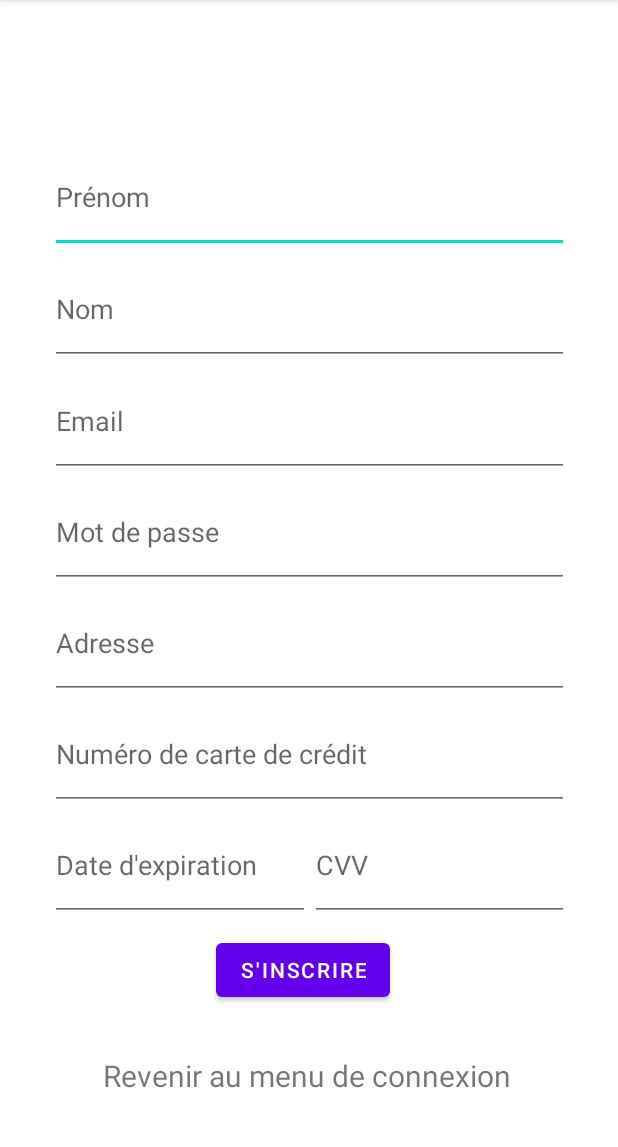
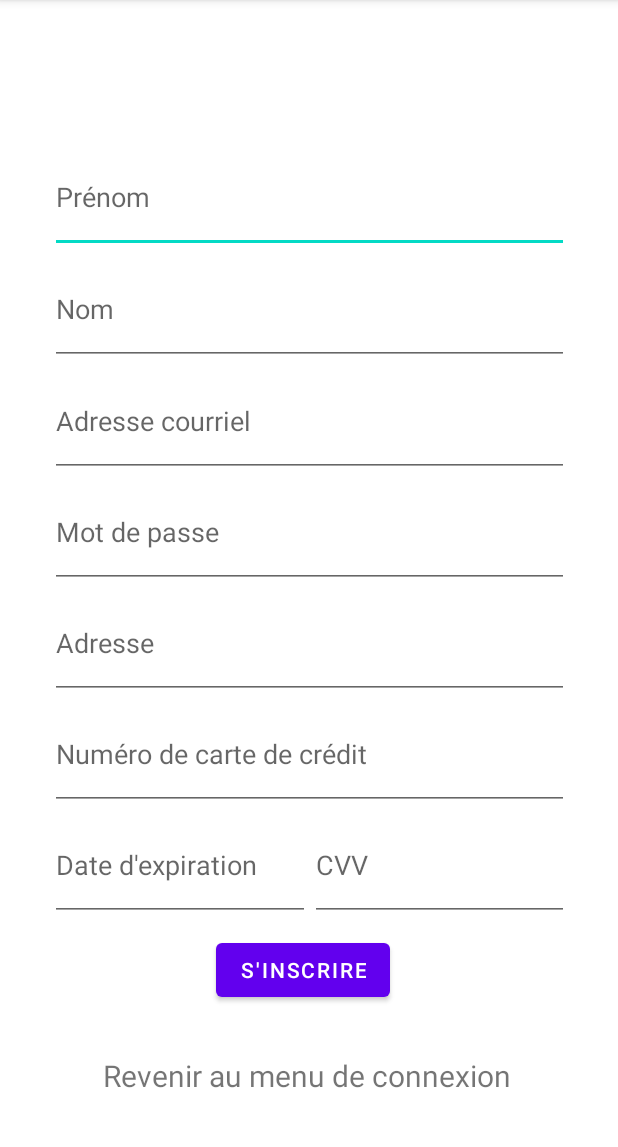
Before and after one commit to uOttawaSEGA2022/projet-devs4life, an Android app: the ClientRegistrationActivity screen opened directly, with no data from a screen before it, on a phone screen of 412 x 824 dp, the part 84-1231 px from its top. Run offline under Robolectric (Android 15) with nearby library versions, the phone set to English and light mode, and no system bars; our stand-ins replace Firebase (no records; nobody signed in at launch, a user with empty details on screens opened directly).

Commit message:
changé des messages.

```diff
--- a/app/src/main/java/com/example/applicationcuisiner/SecondActivity.java
+++ b/app/src/main/java/com/example/applicationcuisiner/SecondActivity.java
@@ -55,7 +55,7 @@ public class SecondActivity extends AppCompatActivity {
 
                 for(DocumentChange documentChange: value.getDocumentChanges()){
                     type = documentChange.getDocument().getData().get("Type").toString();
-                    bienvenu.setText("Bienvenue vous etes un " + type);
+                    bienvenu.setText("Bienvenue vous êtes un " + type);
 
 
                 }
--- a/app/src/main/res/layout/activity_clientregistration.xml
+++ b/app/src/main/res/layout/activity_clientregistration.xml
@@ -43,7 +43,7 @@
             android:layout_height="match_parent"
             android:layout_weight="1"
             android:ems="10"
-            android:hint="Email"
+            android:hint="Adresse courriel"
             android:inputType="textEmailAddress" />
 
         <EditText
```
